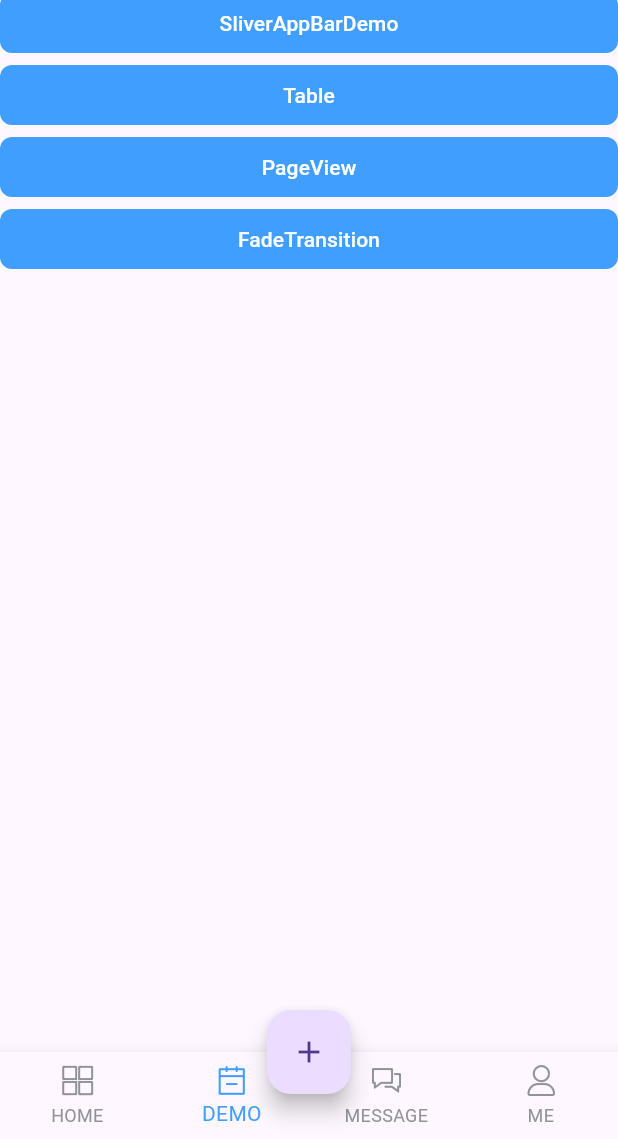
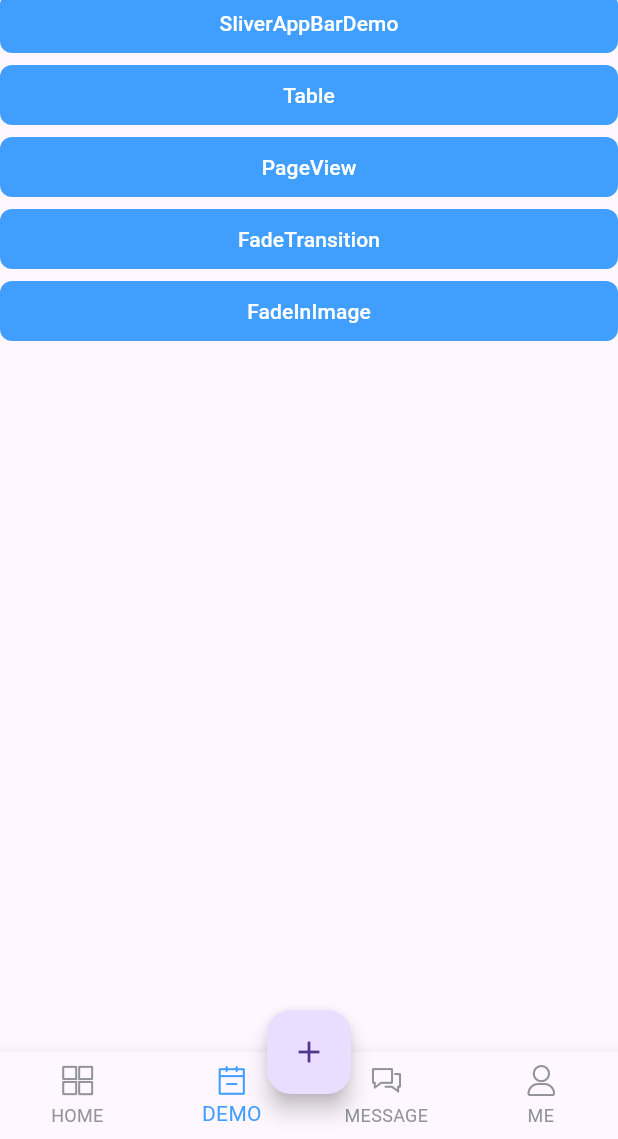
Before and after one commit to ycx211314/codery_app, a Flutter app: the screen it shows after launch, swiped to page 2, on a phone screen of 412 x 824 dp, the part 97-1236 px from its top. Run offline on Flutter 3.47's test engine with Material 3 defaults, Android fonts, the phone set to English and light mode, and no system bars; our stand-ins replace dio, flutter_screenutil.

Commit message:
✨ feat: 添加FadeInImageDemo

```diff
--- a/lib/pages/application/application_page.dart
+++ b/lib/pages/application/application_page.dart
@@ -16,7 +16,7 @@ class _ApplicationPageState extends State<ApplicationPage>
     with SingleTickerProviderStateMixin {
   late int _pageIndex = 0;
   late final List<String> _tabTitle = [
-    S.of(context).application_tabs_home,
+    S.of(context)!.application_tabs_home,
     '分类',
     '购物车',
     '我的'
--- a/lib/pages/demo/demo_page.dart
+++ b/lib/pages/demo/demo_page.dart
@@ -1,3 +1,4 @@
+import 'package:codery/pages/sample/fade_in_image_page.dart';
 import 'package:codery/pages/sample/fade_transition_demo_page.dart';
 import 'package:codery/pages/sample/page_view_demo_page.dart';
 import 'package:codery/pages/sample/sliver_app_bar_demo_page.dart';
@@ -45,6 +46,14 @@ class DemoPage extends StatelessWidget {
                 }));
               },
               child: const Text("FadeTransition")),
+          FilledButton(
+              onPressed: () {
+                //navigator导航到一个页面
+                Navigator.push(context, MaterialPageRoute(builder: (context) {
+                  return const FadeInImagePage();
+                }));
+              },
+              child: const Text("FadeInImage")),
         ],
       )),
     );
```
Also changed, not shown: lib/pages/sample/fade_in_image_page.dart (added, +23 -0 lines), pubspec.yaml (+3 -4 lines), assets/img/loading.gif (added), lib/generated/intl/messages_all.dart, lib/generated/intl/messages_en.dart, lib/generated/intl/messages_zh.dart, lib/generated/l10n.dart.
